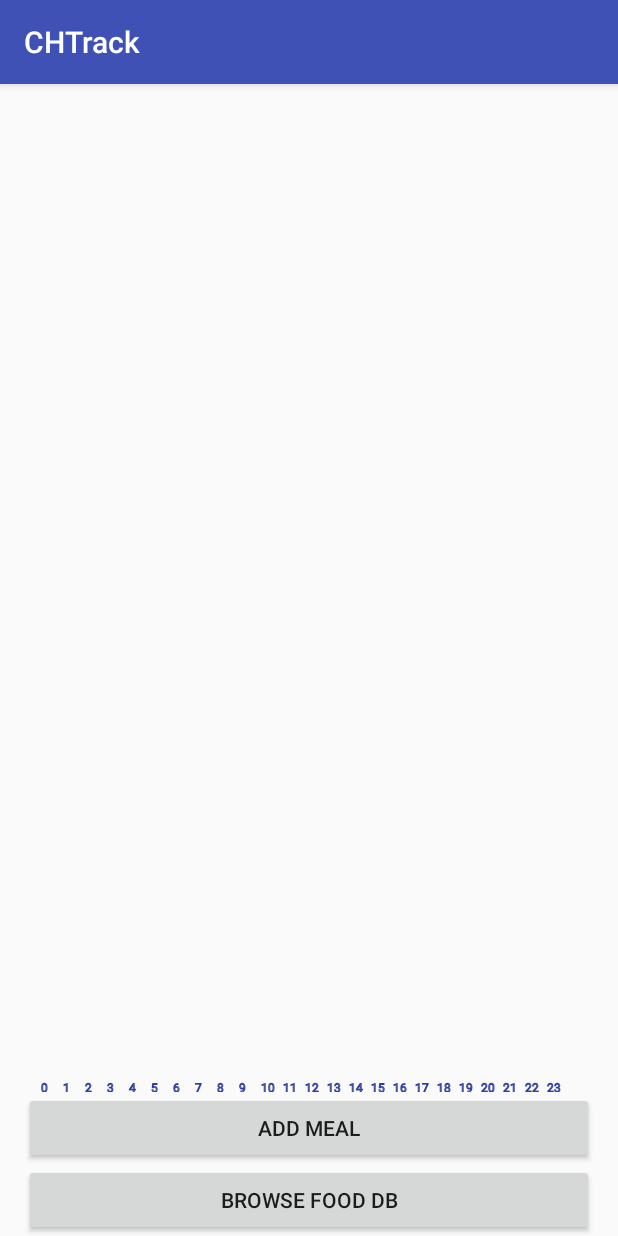
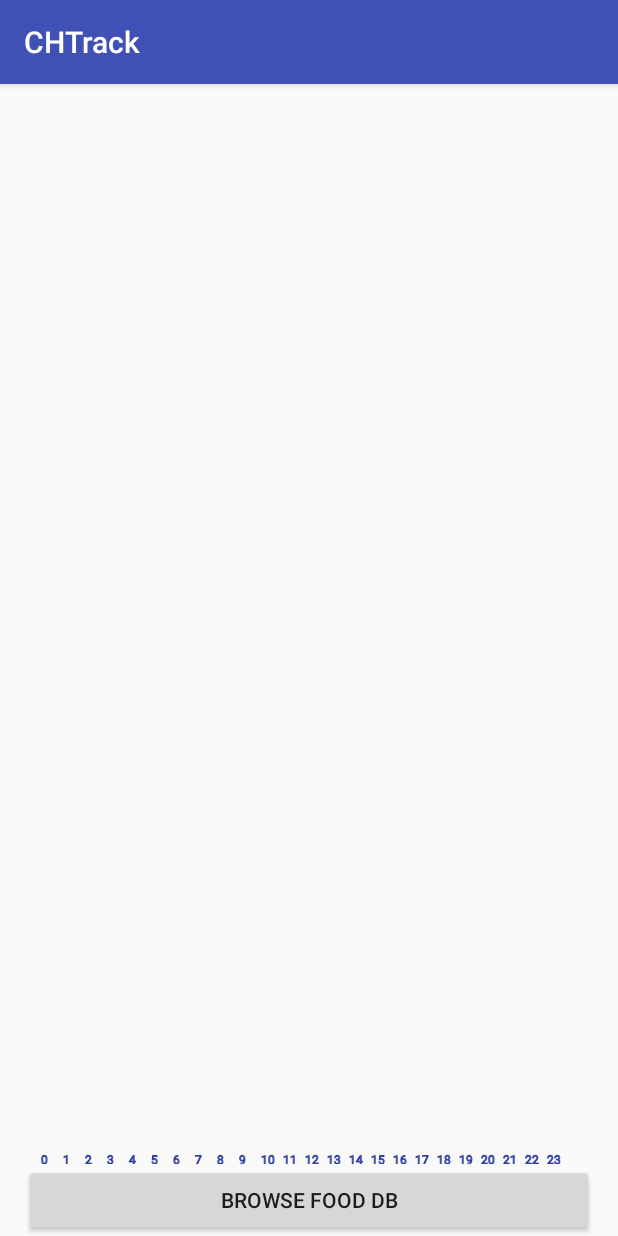
Before and after one commit to aowczarek/CHTrack, an Android app: the screen it shows after launch (MainActivity), on a phone screen of 412 x 824 dp. Run offline under Robolectric (Android 15) with nearby library versions, the phone set to English and light mode, and no system bars; 1 statement that could not run was skipped.

Commit message:
misc tweaks

```diff
--- a/app/build.gradle
+++ b/app/build.gradle
@@ -5,7 +5,7 @@ android {
     buildToolsVersion "25.0.2"
     defaultConfig {
         applicationId "com.example.kilgore.chtrack"
-        minSdkVersion 16
+        minSdkVersion 17
         targetSdkVersion 25
         versionCode 1
         versionName "1.0"
@@ -17,10 +17,12 @@ android {
             proguardFiles getDefaultProguardFile('proguard-android.txt'), 'proguard-rules.pro'
         }
     }
+    productFlavors {
+    }
 }
 
 dependencies {
-    compile fileTree(dir: 'libs', include: ['*.jar'])
+    compile fileTree(include: ['*.jar'], dir: 'libs')
     androidTestCompile('com.android.support.test.espresso:espresso-core:2.2.2', {
         exclude group: 'com.android.support', module: 'support-annotations'
     })
--- a/app/src/main/java/com/example/kilgore/chtrack/DBHandler.java
+++ b/app/src/main/java/com/example/kilgore/chtrack/DBHandler.java
@@ -12,7 +12,6 @@ import java.io.InputStream;
 import java.io.InputStreamReader;
 import java.util.Locale;
 
-import static android.R.attr.name;
 import static com.example.kilgore.chtrack.DBHandler.DBHelper.TABLE_NAME_FOOD;
 import static com.example.kilgore.chtrack.DBHandler.DBHelper.TABLE_NAME_MEAL;
 
--- a/app/src/main/java/com/example/kilgore/chtrack/MainActivity.java
+++ b/app/src/main/java/com/example/kilgore/chtrack/MainActivity.java
@@ -1,18 +1,10 @@
 package com.example.kilgore.chtrack;
 
 import android.content.Intent;
-import android.database.Cursor;
 import android.support.v7.app.AppCompatActivity;
 import android.os.Bundle;
 import android.view.View;
-import android.widget.AdapterView;
 import android.widget.Button;
-import android.widget.EditText;
-import android.widget.ListView;
-import android.widget.TextView;
-
-import java.util.ArrayList;
-import java.util.List;
 
 public class MainActivity extends AppCompatActivity {
 
@@ -23,8 +15,10 @@ public class MainActivity extends AppCompatActivity {
         super.onCreate(savedInstanceState);
         setContentView(R.layout.activity_main);
 
-        buttonAddMeal = (Button) findViewById(R.id.button_addMeal);
+//        buttonAddMeal = (Button) findViewById(R.id.button_addMeal);
         buttonBrowseDB = (Button) findViewById(R.id.button_browseDB);
+
+        BarGraph barGraph = (BarGraph) findViewById(R.id.barGraph);
 
         buttonBrowseDB.setOnClickListener(new View.OnClickListener() {
             @Override
--- a/app/src/main/res/layout/activity_db.xml
+++ b/app/src/main/res/layout/activity_db.xml
@@ -16,7 +16,7 @@
         android:layout_width="match_parent"
         android:layout_height="match_parent"
         android:id="@+id/listview_food"
-        android:background="#efefef"
+        android:background="#efefef">
+    </ListView>
 
-        />
 </LinearLayout>
--- a/app/src/main/res/layout/activity_main.xml
+++ b/app/src/main/res/layout/activity_main.xml
@@ -9,26 +9,23 @@
     tools:context="com.example.kilgore.chtrack.MainActivity"
     android:orientation="vertical">
 
-
-
     <com.example.kilgore.chtrack.BarGraph
         android:layout_width="match_parent"
-        android:layout_height="wrap_content"
+        android:layout_height="0dp"
         android:layout_weight="1"
         android:id="@+id/barGraph"/>
+
+    <!--<Button-->
+        <!--android:layout_width="match_parent"-->
+        <!--android:layout_height="wrap_content"-->
+        <!--android:layout_centerHorizontal="true"-->
+        <!--android:text="Add meal"-->
+        <!--android:id="@+id/button_addMeal"/>-->
 
     <Button
         android:layout_width="match_parent"
         android:layout_height="wrap_content"
-        android:layout_centerHorizontal="true"
-        android:text="Add meal"
-        android:id="@+id/button_addMeal"/>
-
-    <Button
-        android:layout_width="match_parent"
-        android:layout_height="wrap_content"
-        android:layout_centerHorizontal="true"
-        android:text="Browse Food DB"
+        android:text="@string/browse_food_db"
         android:id="@+id/button_browseDB"/>
 
 </LinearLayout>
--- a/app/src/main/res/values/strings.xml
+++ b/app/src/main/res/values/strings.xml
@@ -1,3 +1,4 @@
 <resources>
     <string name="app_name">CHTrack</string>
+    <string name="browse_food_db">Browse Food DB</string>
 </resources>
```
Also changed, not shown: app/src/main/java/com/example/kilgore/chtrack/BarGraph.java (+2 -10 lines), app/src/main/java/com/example/kilgore/chtrack/DBActivity.java (+18 -0 lines), app/src/main/res/layout/foodlist_item.xml (+3 -4 lines).
